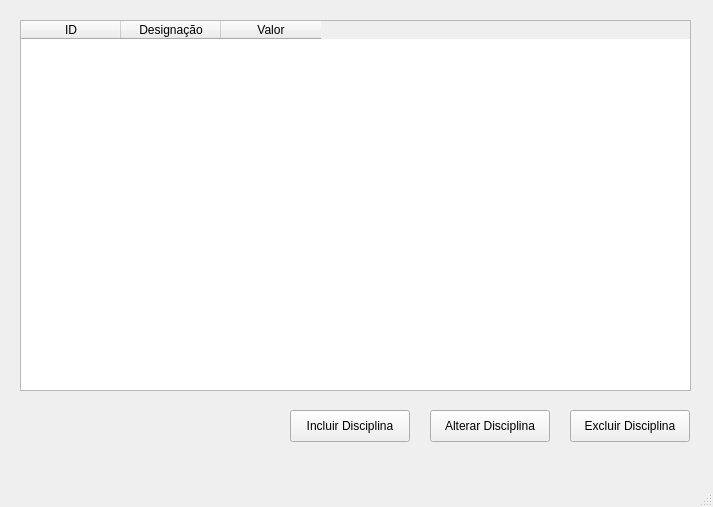
Above: ui/disciplinas.ui from fabio-guilherme/centroexplicacoes before the change. Below: the same form after it.
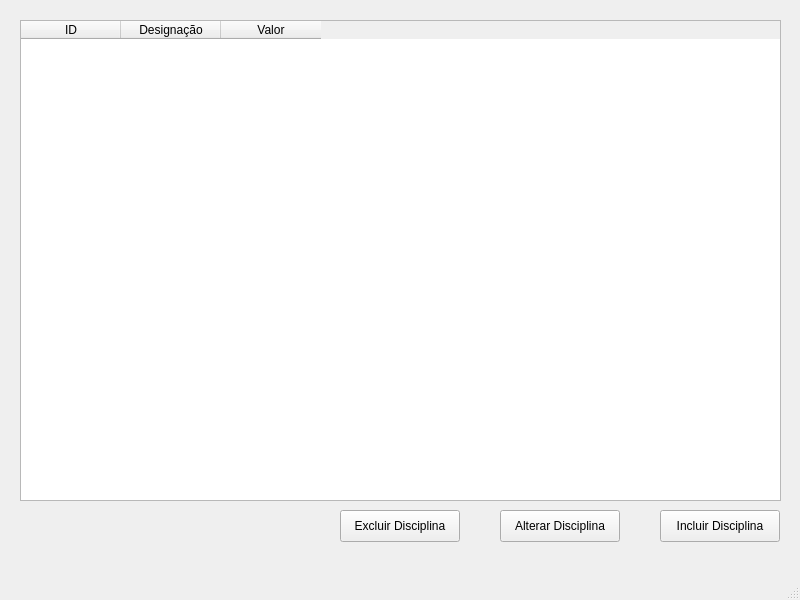
That is the form after the change.

The edit to the form file:
```diff
--- a/ui/disciplinas.ui
+++ b/ui/disciplinas.ui
@@ -6,8 +6,8 @@
    <rect>
     <x>0</x>
     <y>0</y>
-    <width>713</width>
-    <height>507</height>
+    <width>800</width>
+    <height>600</height>
    </rect>
   </property>
   <property name="windowTitle">
@@ -19,8 +19,8 @@
      <rect>
       <x>20</x>
       <y>20</y>
-      <width>671</width>
-      <height>371</height>
+      <width>761</width>
+      <height>481</height>
      </rect>
     </property>
     <column>
@@ -42,8 +42,8 @@
    <widget class="QPushButton" name="btnIncluirDisciplina">
     <property name="geometry">
      <rect>
-      <x>290</x>
-      <y>410</y>
+      <x>660</x>
+      <y>510</y>
       <width>120</width>
       <height>32</height>
      </rect>
@@ -55,8 +55,8 @@
    <widget class="QPushButton" name="btnAlterarDisciplina">
     <property name="geometry">
      <rect>
-      <x>430</x>
-      <y>410</y>
+      <x>500</x>
+      <y>510</y>
       <width>120</width>
       <height>32</height>
      </rect>
@@ -68,8 +68,8 @@
    <widget class="QPushButton" name="btnExcluirDisciplina">
     <property name="geometry">
      <rect>
-      <x>570</x>
-      <y>410</y>
+      <x>340</x>
+      <y>510</y>
       <width>120</width>
       <height>32</height>
      </rect>
```
Left out of the diff: 2 changed lines with no effect on the pictures.
